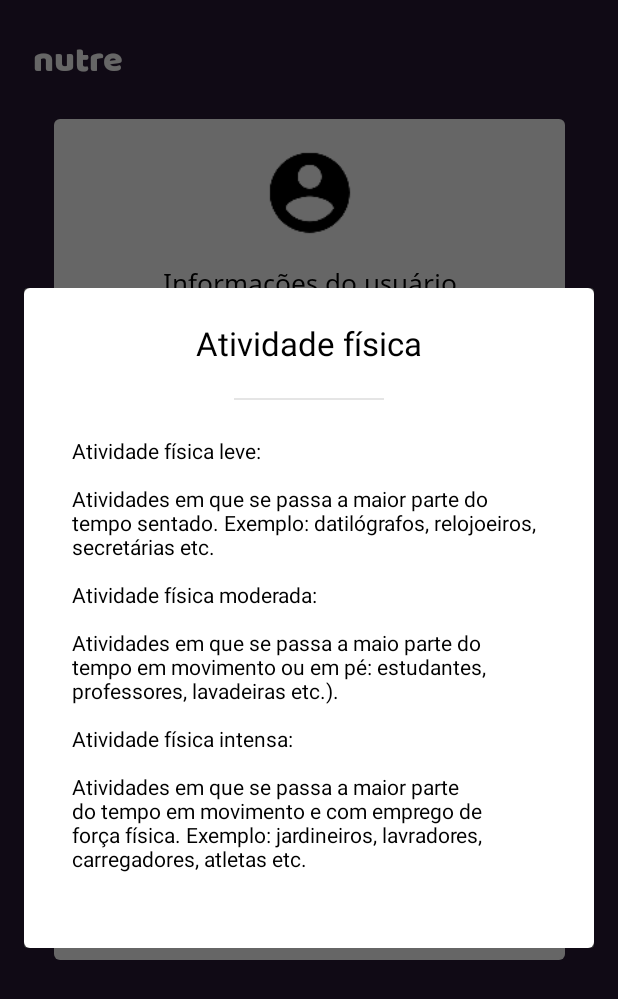
After one commit to almeida1492/nutre, an Android app: the fragment PhysicalActivityInfoFragment placed in its activity, on a phone screen of 412 x 824 dp. The commit adds this screen. Shown: the top 999 px of the screen. Run offline under Robolectric (Android 15) with nearby library versions, the phone set to English and light mode, and no system bars.

Commit message:
feat: show help dialog for phys activity intesity

```diff
--- /dev/null
+++ b/app/src/main/java/com/example/henriqueribeirodealmeida/nutre/Fragments/PhysicalActivityInfoFragment.java
@@ -0,0 +1,23 @@
+package com.example.henriqueribeirodealmeida.nutre.Fragments;
+
+import android.os.Bundle;
+import android.support.annotation.Nullable;
+import android.support.v4.app.DialogFragment;
+import android.view.LayoutInflater;
+import android.view.View;
+import android.view.ViewGroup;
+import android.view.Window;
+
+import com.example.henriqueribeirodealmeida.nutre.R;
+
+public class PhysicalActivityInfoFragment extends DialogFragment {
+
+    @Nullable
+    @Override
+    public View onCreateView(LayoutInflater inflater, @Nullable ViewGroup container, Bundle savedInstanceState) {
+        View rootView = inflater.inflate(R.layout.fragment_physical_activity_info, container, false);
+        getDialog().getWindow().requestFeature(Window.FEATURE_NO_TITLE);
+
+        return rootView;
+    }
+}
--- a/app/src/main/java/com/example/henriqueribeirodealmeida/nutre/UserActivity.java
+++ b/app/src/main/java/com/example/henriqueribeirodealmeida/nutre/UserActivity.java
@@ -10,10 +10,13 @@ import android.view.View;
 import android.widget.ArrayAdapter;
 import android.widget.Button;
 import android.widget.EditText;
+import android.widget.ImageView;
 import android.widget.Spinner;
 import android.widget.TextView;
 
 import com.example.henriqueribeirodealmeida.nutre.Data.UserInfoContainer;
+import com.example.henriqueribeirodealmeida.nutre.Fragments.MealDetailsFragment;
+import com.example.henriqueribeirodealmeida.nutre.Fragments.PhysicalActivityInfoFragment;
 
 import java.util.ArrayList;
 
@@ -30,6 +33,7 @@ public class UserActivity extends AppCompatActivity{
         final EditText weightView = findViewById(R.id.weight);
         final Spinner physicalActivityView = findViewById(R.id.physical_activity_spinner);
         final Spinner genderView = findViewById(R.id.gender_spinner);
+        ImageView helpView = findViewById(R.id.help);
 
         Button confirmView = findViewById(R.id.confirm);
 
@@ -70,6 +74,14 @@ public class UserActivity extends AppCompatActivity{
         physicalActivityView.setSelection(UserInfoContainer.getPhysicalActivityIntensity(this));
         genderView.setSelection(UserInfoContainer.getGender(this));
 
+        helpView.setOnClickListener(new View.OnClickListener() {
+            @Override
+            public void onClick(View v) {
+                PhysicalActivityInfoFragment dialog = new PhysicalActivityInfoFragment();
+                dialog.show(getSupportFragmentManager(), "PhysicalActivityInfoFragment");
+            }
+        });
+
         confirmView.setOnClickListener(new View.OnClickListener() {
             @Override
             public void onClick(View v) {
--- a/app/src/main/res/layout/activity_user.xml
+++ b/app/src/main/res/layout/activity_user.xml
@@ -230,6 +230,7 @@
                 app:layout_constraintLeft_toLeftOf="@id/physical_activity_container"/>
 
             <ImageView
+                android:id="@+id/help"
                 android:src="@drawable/help_outline_black_18dp"
                 android:layout_width="50dp"
                 android:layout_height="16dp"
--- /dev/null
+++ b/app/src/main/res/layout/fragment_physical_activity_info.xml
@@ -0,0 +1,44 @@
+<?xml version="1.0" encoding="utf-8"?>
+<LinearLayout xmlns:app="http://schemas.android.com/apk/res-auto"
+    xmlns:android="http://schemas.android.com/apk/res/android"
+    android:layout_width="wrap_content"
+    android:layout_height="wrap_content"
+    android:background="@drawable/white_round_rec"
+    android:layout_marginTop="30dp"
+    android:layout_marginBottom="30dp"
+    android:layout_marginLeft="15dp"
+    android:layout_marginRight="15dp"
+    android:minWidth="800dp"
+    android:gravity="center_horizontal"
+    android:paddingBottom="50dp"
+    android:orientation="vertical">
+
+    <TextView
+        android:id="@+id/title"
+        android:layout_width="wrap_content"
+        android:layout_height="wrap_content"
+        android:layout_gravity="center_horizontal"
+        android:layout_margin="22dp"
+        android:textSize="22dp"
+        android:textColor="@android:color/black"
+        android:text="Atividade física"/>
+
+    <View
+        android:layout_width="100dp"
+        android:layout_height="1dp"
+        android:background="#E5E5E5" />
+
+    <TextView
+        android:layout_width="wrap_content"
+        android:layout_height="wrap_content"
+        android:layout_marginLeft="32dp"
+        android:layout_marginRight="32dp"
+        android:layout_marginTop="24dp"
+        android:text="Atividade física leve: \n\nAtividades em que se passa a maior parte do tempo
+sentado. Exemplo: datilógrafos, relojoeiros, secretárias etc.\n\nAtividade física moderada: \n\nAtividades em que se passa a maio parte do tempo
+em movimento ou em pé: estudantes, professores, lavadeiras etc.).\n\nAtividade física intensa: \n\nAtividades em que se passa a maior parte do tempo em
+movimento e com emprego de força física. Exemplo: jardineiros, lavradores,
+carregadores, atletas etc."
+        android:textColor="@android:color/black" />
+
+</LinearLayout>
```
